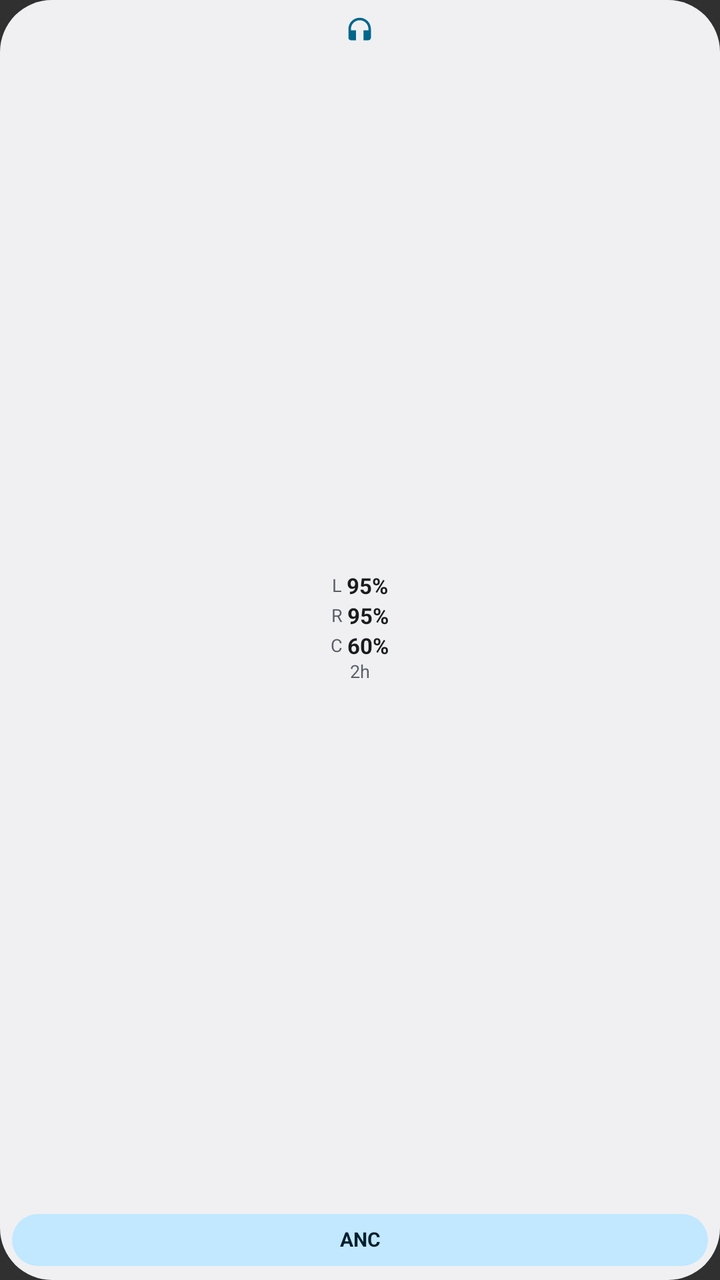
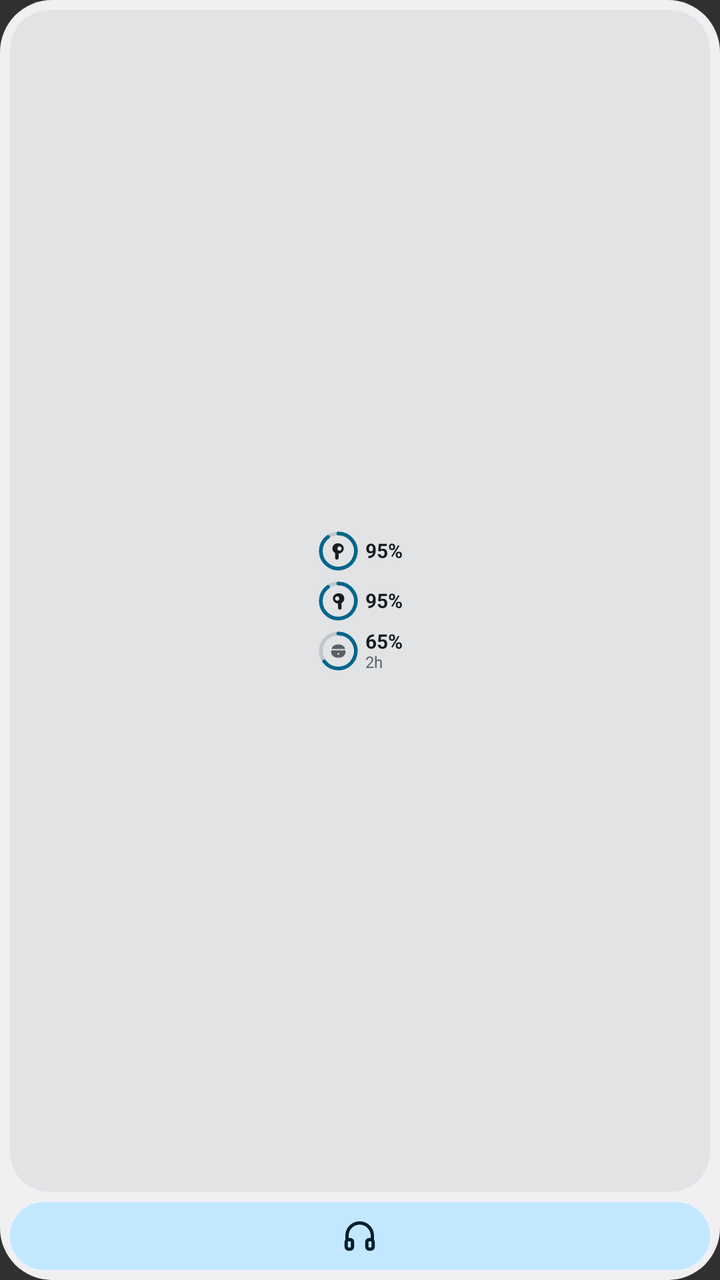

Before-and-after screenshots of an Android layout around one commit, followed by the original layout XML and the change that was made.
<!-- AndroidManifest.xml: application theme android:Theme.Material.NoActionBar -->
<!-- res/layout/widget_realness_vertical_preview.xml -->
<?xml version="1.0" encoding="utf-8"?>
<LinearLayout xmlns:android="http://schemas.android.com/apk/res/android"
    android:layout_width="match_parent"
    android:layout_height="match_parent"
    android:background="@drawable/widget_bg"
    android:gravity="center_horizontal"
    android:orientation="vertical"
    android:paddingHorizontal="6dp"
    android:paddingVertical="7dp">

    <ImageView
        android:layout_width="15dp"
        android:layout_height="15dp"
        android:contentDescription="@string/app_name"
        android:src="@drawable/ic_widget_headset" />

    <LinearLayout
        android:layout_width="match_parent"
        android:layout_height="0dp"
        android:layout_marginTop="2dp"
        android:layout_weight="1"
        android:gravity="center"
        android:orientation="vertical">

        <LinearLayout
            android:layout_width="match_parent"
            android:layout_height="wrap_content"
            android:gravity="center"
            android:orientation="horizontal">

            <TextView
                android:layout_width="wrap_content"
                android:layout_height="wrap_content"
                android:includeFontPadding="false"
                android:text="L "
                android:textColor="@color/widget_on_surface_variant"
                android:textSize="9sp" />

            <TextView
                android:layout_width="wrap_content"
                android:layout_height="wrap_content"
                android:includeFontPadding="false"
                android:maxLines="1"
                android:text="95%"
                android:textColor="@color/widget_on_surface"
                android:textSize="11sp"
                android:textStyle="bold" />
        </LinearLayout>

        <LinearLayout
            android:layout_width="match_parent"
            android:layout_height="wrap_content"
            android:layout_marginTop="2dp"
            android:gravity="center"
            android:orientation="horizontal">

            <TextView
                android:layout_width="wrap_content"
                android:layout_height="wrap_content"
                android:includeFontPadding="false"
                android:text="R "
                android:textColor="@color/widget_on_surface_variant"
                android:textSize="9sp" />

            <TextView
                android:layout_width="wrap_content"
                android:layout_height="wrap_content"
                android:includeFontPadding="false"
                android:maxLines="1"
                android:text="95%"
                android:textColor="@color/widget_on_surface"
                android:textSize="11sp"
                android:textStyle="bold" />
        </LinearLayout>

        <LinearLayout
            android:layout_width="match_parent"
            android:layout_height="wrap_content"
            android:layout_marginTop="2dp"
            android:gravity="center"
            android:orientation="horizontal">

            <TextView
                android:layout_width="wrap_content"
                android:layout_height="wrap_content"
                android:includeFontPadding="false"
                android:text="C "
                android:textColor="@color/widget_on_surface_variant"
                android:textSize="9sp" />

            <TextView
                android:layout_width="wrap_content"
                android:layout_height="wrap_content"
                android:includeFontPadding="false"
                android:maxLines="1"
                android:text="60%"
                android:textColor="@color/widget_on_surface"
                android:textSize="11sp"
                android:textStyle="bold" />
        </LinearLayout>

        <TextView
            android:layout_width="match_parent"
            android:layout_height="wrap_content"
            android:layout_marginTop="1dp"
            android:ellipsize="end"
            android:gravity="center"
            android:includeFontPadding="false"
            android:maxLines="1"
            android:text="@string/widget_preview_case_short"
            android:textColor="@color/widget_on_surface_variant"
            android:textSize="9sp" />
    </LinearLayout>

    <TextView
        android:layout_width="match_parent"
        android:layout_height="26dp"
        android:layout_marginTop="3dp"
        android:background="@drawable/widget_pill_selected"
        android:ellipsize="end"
        android:gravity="center"
        android:includeFontPadding="false"
        android:maxLines="1"
        android:paddingHorizontal="4dp"
        android:text="@string/widget_anc_mini"
        android:textColor="@color/widget_on_primary_container"
        android:textSize="10sp"
        android:textStyle="bold" />
</LinearLayout>
<!-- resources referenced by this layout -->
<resources>
  <!-- drawable ic_widget_headset (drawable) -->
  <?xml version="1.0" encoding="utf-8"?>
  <vector xmlns:android="http://schemas.android.com/apk/res/android"
      android:width="20dp"
      android:height="20dp"
      android:viewportWidth="24"
      android:viewportHeight="24">
      <path
          android:fillColor="@color/widget_primary"
          android:pathData="M12,3a9,9 0 0,0 -9,9v7c0,1.1 0.9,2 2,2h4v-8H5v-1c0,-3.87 3.13,-7 7,-7s7,3.13 7,7v1h-4v8h4c1.1,0 2,-0.9 2,-2v-7a9,9 0 0,0 -9,-9z" />
  </vector>
  <!-- drawable widget_pill_selected (drawable) -->
  <?xml version="1.0" encoding="utf-8"?>
  <shape xmlns:android="http://schemas.android.com/apk/res/android"
      android:shape="rectangle">
      <solid android:color="@color/widget_primary_container" />
      <corners android:radius="100dp" />
  </shape>
  <string name="app_name">realness</string>
  <string name="widget_anc_mini">ANC</string>
  <!-- unchanged entries left out for length: 8 -->
</resources>

<!-- the commit's change to res/layout/widget_realness_vertical_preview.xml (unified diff, before → after) -->
@@ -5,22 +5,17 @@
     android:background="@drawable/widget_bg"
     android:gravity="center_horizontal"
     android:orientation="vertical"
-    android:paddingHorizontal="6dp"
-    android:paddingVertical="7dp">
-
-    <ImageView
-        android:layout_width="15dp"
-        android:layout_height="15dp"
-        android:contentDescription="@string/app_name"
-        android:src="@drawable/ic_widget_headset" />
+    android:padding="5dp">
 
     <LinearLayout
         android:layout_width="match_parent"
         android:layout_height="0dp"
-        android:layout_marginTop="2dp"
         android:layout_weight="1"
+        android:background="@drawable/widget_card_inner"
         android:gravity="center"
-        android:orientation="vertical">
+        android:orientation="vertical"
+        android:paddingHorizontal="3dp"
+        android:paddingVertical="4dp">
 
         <LinearLayout
             android:layout_width="match_parent"
@@ -28,102 +23,106 @@
             android:gravity="center"
             android:orientation="horizontal">
 
-            <TextView
-                android:layout_width="wrap_content"
-                android:layout_height="wrap_content"
-                android:includeFontPadding="false"
-                android:text="L "
-                android:textColor="@color/widget_on_surface_variant"
-                android:textSize="9sp" />
+            <ImageView
+                android:layout_width="21dp"
+                android:layout_height="21dp"
+                android:contentDescription="@string/battery_left"
+                android:scaleType="fitCenter"
+                android:src="@drawable/ic_widget_preview_ring_l" />
 
             <TextView
                 android:layout_width="wrap_content"
                 android:layout_height="wrap_content"
+                android:layout_marginStart="3dp"
                 android:includeFontPadding="false"
                 android:maxLines="1"
                 android:text="95%"
                 android:textColor="@color/widget_on_surface"
-                android:textSize="11sp"
+                android:textSize="10sp"
                 android:textStyle="bold" />
         </LinearLayout>
 
         <LinearLayout
             android:layout_width="match_parent"
             android:layout_height="wrap_content"
-            android:layout_marginTop="2dp"
+            android:layout_marginTop="4dp"
             android:gravity="center"
             android:orientation="horizontal">
+
+            <ImageView
+                android:layout_width="21dp"
+                android:layout_height="21dp"
+                android:contentDescription="@string/battery_right"
+                android:scaleType="fitCenter"
+                android:src="@drawable/ic_widget_preview_ring_r" />
 
             <TextView
                 android:layout_width="wrap_content"
                 android:layout_height="wrap_content"
-                android:includeFontPadding="false"
-                android:text="R "
-                android:textColor="@color/widget_on_surface_variant"
-                android:textSize="9sp" />
-
-            <TextView
-                android:layout_width="wrap_content"
-                android:layout_height="wrap_content"
+                android:layout_marginStart="3dp"
                 android:includeFontPadding="false"
                 android:maxLines="1"
                 android:text="95%"
                 android:textColor="@color/widget_on_surface"
-                android:textSize="11sp"
+                android:textSize="10sp"
                 android:textStyle="bold" />
         </LinearLayout>
 
         <LinearLayout
             android:layout_width="match_parent"
             android:layout_height="wrap_content"
-            android:layout_marginTop="2dp"
+            android:layout_marginTop="4dp"
             android:gravity="center"
             android:orientation="horizontal">
 
-            <TextView
+            <ImageView
+                android:layout_width="21dp"
+                android:layout_height="21dp"
+                android:contentDescription="@string/battery_case"
+                android:scaleType="fitCenter"
+                android:src="@drawable/ic_widget_preview_ring_case" />
+
+            <LinearLayout
                 android:layout_width="wrap_content"
                 android:layout_height="wrap_content"
-                android:includeFontPadding="false"
-                android:text="C "
-                android:textColor="@color/widget_on_surface_variant"
-                android:textSize="9sp" />
+                android:layout_marginStart="3dp"
+                android:orientation="vertical">
 
-            <TextView
-                android:layout_width="wrap_content"
-                android:layout_height="wrap_content"
-                android:includeFontPadding="false"
-                android:maxLines="1"
-                android:text="60%"
-                android:textColor="@color/widget_on_surface"
-                android:textSize="11sp"
-                android:textStyle="bold" />
+                <TextView
+                    android:layout_width="wrap_content"
+                    android:layout_height="wrap_content"
+                    android:includeFontPadding="false"
+                    android:maxLines="1"
+                    android:text="65%"
+                    android:textColor="@color/widget_on_surface"
+                    android:textSize="10sp"
+                    android:textStyle="bold" />
+
+                <TextView
+                    android:layout_width="wrap_content"
+                    android:layout_height="wrap_content"
+                    android:includeFontPadding="false"
+                    android:maxLines="1"
+                    android:text="@string/widget_preview_case_short"
+                    android:textColor="@color/widget_on_surface_variant"
+                    android:textSize="8sp" />
+            </LinearLayout>
         </LinearLayout>
-
-        <TextView
-            android:layout_width="match_parent"
-            android:layout_height="wrap_content"
-            android:layout_marginTop="1dp"
-            android:ellipsize="end"
-            android:gravity="center"
-            android:includeFontPadding="false"
-            android:maxLines="1"
-            android:text="@string/widget_preview_case_short"
-            android:textColor="@color/widget_on_surface_variant"
-            android:textSize="9sp" />
     </LinearLayout>
 
-    <TextView
+    <LinearLayout
         android:layout_width="match_parent"
-        android:layout_height="26dp"
-        android:layout_marginTop="3dp"
+        android:layout_height="34dp"
+        android:layout_marginTop="5dp"
         android:background="@drawable/widget_pill_selected"
-        android:ellipsize="end"
         android:gravity="center"
-        android:includeFontPadding="false"
-        android:maxLines="1"
-        android:paddingHorizontal="4dp"
-        android:text="@string/widget_anc_mini"
-        android:textColor="@color/widget_on_primary_container"
-        android:textSize="10sp"
-        android:textStyle="bold" />
+        android:orientation="vertical">
+
+        <ImageView
+            android:layout_width="19dp"
+            android:layout_height="19dp"
+            android:contentDescription="@string/widget_anc_short"
+            android:src="@drawable/ic_widget_anc"
+            android:tint="@color/widget_on_primary_container" />
+    </LinearLayout>
 </LinearLayout>
<!-- resource entries referenced after the edit -->
@@ -1,25 +1,118 @@
 <!-- resources referenced by this layout -->
 <resources>
-  <!-- drawable ic_widget_headset (drawable) -->
+  <!-- drawable ic_widget_anc (drawable) -->
   <?xml version="1.0" encoding="utf-8"?>
   <vector xmlns:android="http://schemas.android.com/apk/res/android"
-      android:width="20dp"
-      android:height="20dp"
+      android:width="24dp"
+      android:height="24dp"
       android:viewportWidth="24"
       android:viewportHeight="24">
+      
       <path
-          android:fillColor="@color/widget_primary"
-          android:pathData="M12,3a9,9 0 0,0 -9,9v7c0,1.1 0.9,2 2,2h4v-8H5v-1c0,-3.87 3.13,-7 7,-7s7,3.13 7,7v1h-4v8h4c1.1,0 2,-0.9 2,-2v-7a9,9 0 0,0 -9,-9z" />
+          android:pathData="M4,15v-3a8,8 0,0 1,16 0v3M5,14.5h1a1.5,1.5 0,0 1,1.5 1.5v3a1.5,1.5 0,0 1,-1.5 1.5H5a1.5,1.5 0,0 1,-1.5 -1.5v-3A1.5,1.5 0,0 1,5 14.5zM18,14.5h1a1.5,1.5 0,0 1,1.5 1.5v3a1.5,1.5 0,0 1,-1.5 1.5h-1a1.5,1.5 0,0 1,-1.5 -1.5v-3a1.5,1.5 0,0 1,1.5 -1.5z"
+          android:strokeColor="#FFFFFFFF"
+          android:strokeWidth="2.1"
+          android:strokeLineCap="round"
+          android:strokeLineJoin="round" />
   </vector>
+  <!-- drawable ic_widget_preview_ring_case (drawable) -->
+  <?xml version="1.0" encoding="utf-8"?>
+  <vector xmlns:android="http://schemas.android.com/apk/res/android"
+      android:width="48dp"
+      android:height="48dp"
+      android:viewportWidth="48"
+      android:viewportHeight="48">
+      <path
+          android:pathData="M24,4A20,20 0 1,1 24,44A20,20 0 1,1 24,4"
+          android:strokeColor="@color/widget_ring_track"
+          android:strokeWidth="4.2" />
+      <path
+          android:pathData="M24,4A20,20 0 1,1 7.82,35.76"
+          android:strokeColor="@color/widget_primary"
+          android:strokeLineCap="round"
+          android:strokeWidth="4.2" />
+      <group
+          android:translateX="12"
+          android:translateY="12">
+          <path
+              android:fillColor="@color/widget_on_surface_variant"
+              android:pathData="M4.2,9.8C4.8,6.5 7.9,4.5 12,4.5s7.2,2.0 7.8,5.3H4.2z" />
+          <path
+              android:fillColor="@color/widget_on_surface_variant"
+              android:fillType="evenOdd"
+              android:pathData="M4.0,11.2h16.0c0.1,0.5 0.2,1.1 0.2,1.7c0,4.2 -3.3,6.8 -8.2,6.8s-8.2,-2.6 -8.2,-6.8c0,-0.6 0.1,-1.2 0.2,-1.7zM12,14.2a1.1,1.1 0 1,0 0,2.2a1.1,1.1 0 1,0 0,-2.2z" />
+      </group>
+  </vector>
+  <!-- drawable ic_widget_preview_ring_l (drawable) -->
+  <?xml version="1.0" encoding="utf-8"?>
+  <vector xmlns:android="http://schemas.android.com/apk/res/android"
+      android:width="48dp"
+      android:height="48dp"
+      android:viewportWidth="48"
+      android:viewportHeight="48">
+      <path
+          android:pathData="M24,4A20,20 0 1,1 24,44A20,20 0 1,1 24,4"
+          android:strokeColor="@color/widget_ring_track"
+          android:strokeWidth="4.2" />
+      <path
+          android:pathData="M24,4A20,20 0 1,1 12.24,7.82"
+          android:strokeColor="@color/widget_primary"
+          android:strokeLineCap="round"
+          android:strokeWidth="4.2" />
+      <group
+          android:translateX="12"
+          android:translateY="12">
+          <path
+              android:fillColor="@color/widget_on_surface"
+              android:fillType="evenOdd"
+              android:pathData="M11.5,3.2C7.8,3.2 5.2,5.8 5.2,9.2c0,2.2 1.2,4.1 3.1,5.1v5.6c0,1.1 0.9,2.0 2.0,2.0s2.0,-0.9 2.0,-2.0v-4.9c3.3,-0.4 5.9,-2.7 5.9,-5.8c0,-3.4 -2.8,-6.0 -6.7,-6.0zM13.3,6.7c1.4,0 2.4,1.1 2.4,2.5s-1.0,2.5 -2.4,2.5s-2.4,-1.1 -2.4,-2.5s1.0,-2.5 2.4,-2.5z" />
+      </group>
+  </vector>
+  <!-- drawable ic_widget_preview_ring_r (drawable) -->
+  <?xml version="1.0" encoding="utf-8"?>
+  <vector xmlns:android="http://schemas.android.com/apk/res/android"
+      android:width="48dp"
+      android:height="48dp"
+      android:viewportWidth="48"
+      android:viewportHeight="48">
+      <path
+          android:pathData="M24,4A20,20 0 1,1 24,44A20,20 0 1,1 24,4"
+          android:strokeColor="@color/widget_ring_track"
+          android:strokeWidth="4.2" />
+      <path
+          android:pathData="M24,4A20,20 0 1,1 12.24,7.82"
+          android:strokeColor="@color/widget_primary"
+          android:strokeLineCap="round"
+          android:strokeWidth="4.2" />
+      <group
+          android:translateX="12"
+          android:translateY="12">
+          <path
+              android:fillColor="@color/widget_on_surface"
+              android:fillType="evenOdd"
+              android:pathData="M12.5,3.2c3.7,0 6.3,2.6 6.3,6.0c0,2.2 -1.2,4.1 -3.1,5.1v5.6c0,1.1 -0.9,2.0 -2.0,2.0s-2.0,-0.9 -2.0,-2.0v-4.9c-3.3,-0.4 -5.9,-2.7 -5.9,-5.8c0,-3.4 2.8,-6.0 6.7,-6.0zM10.7,6.7c-1.4,0 -2.4,1.1 -2.4,2.5s1.0,2.5 2.4,2.5s2.4,-1.1 2.4,-2.5s-1.0,-2.5 -2.4,-2.5z" />
+      </group>
+  </vector>
+  <!-- drawable widget_card_inner (drawable) -->
+  <?xml version="1.0" encoding="utf-8"?>
+  <shape xmlns:android="http://schemas.android.com/apk/res/android"
+      android:shape="rectangle">
+      <solid android:color="@color/widget_surface_card" />
+      <corners android:radius="20dp" />
+  </shape>
   <!-- drawable widget_pill_selected (drawable) -->
   <?xml version="1.0" encoding="utf-8"?>
   <shape xmlns:android="http://schemas.android.com/apk/res/android"
       android:shape="rectangle">
       <solid android:color="@color/widget_primary_container" />
-      <corners android:radius="100dp" />
+      <corners android:radius="20dp" />
   </shape>
-  <string name="app_name">realness</string>
-  <string name="widget_anc_mini">ANC</string>
+  <string name="battery_case">Case</string>
+  <string name="battery_left">Left</string>
+  <string name="battery_right">Right</string>
+  <string name="widget_anc_short">ANC</string>
+  <color name="widget_ring_track">#38E6E1E5</color>
+  <color name="widget_surface_card">#FF26262C</color>
   <!-- unchanged entries left out for length: 8 -->
 </resources>
 
